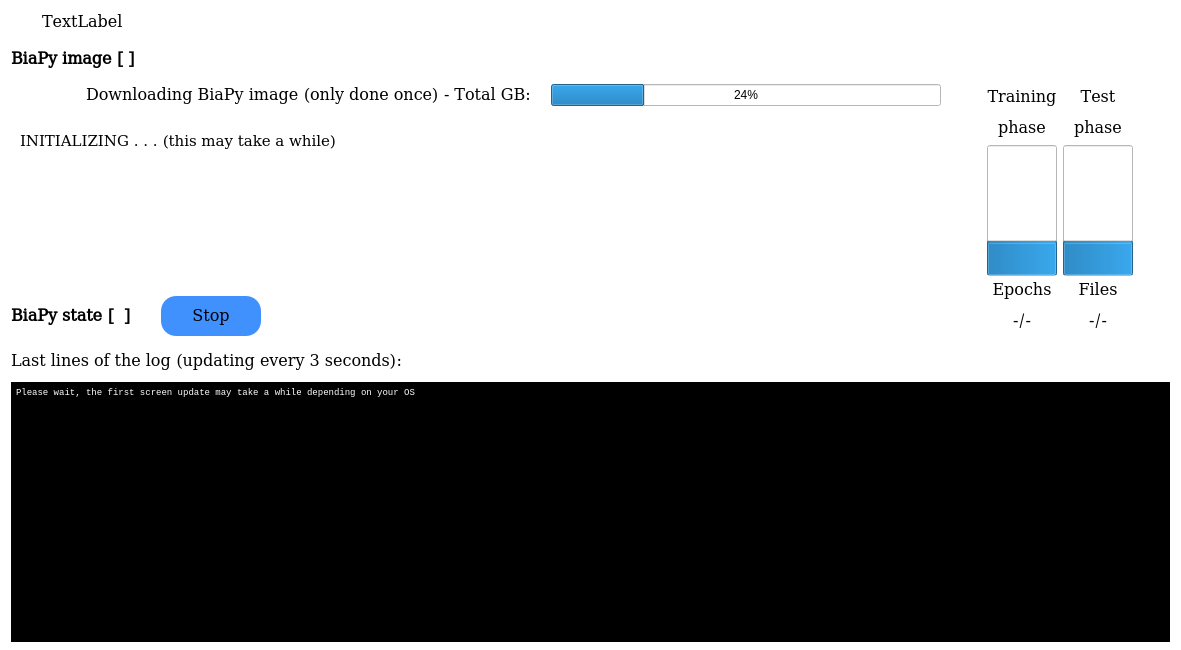
Before: the Qt Designer form ui/ui_run.ui in BiaPyX/BiaPy-GUI, drawn with Qt 5.
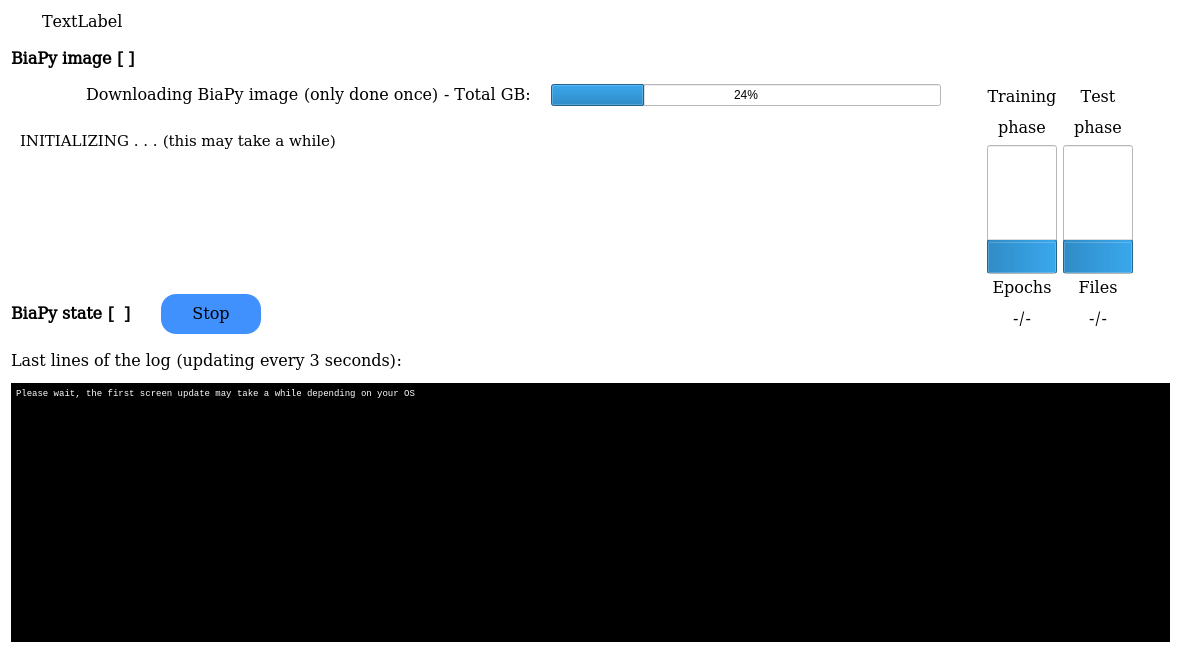
After: the same form once the commit is applied. Icons and pictures are not drawn.

Commit message: Readjust container download progress bar and use the terminal-kind label to output progress

Diff of the .ui file:
```diff
--- a/ui/ui_run.ui
+++ b/ui/ui_run.ui
@@ -435,9 +435,9 @@
                   <property name="geometry">
                    <rect>
                     <x>0</x>
-                    <y>-6</y>
-                    <width>925</width>
-                    <height>184</height>
+                    <y>0</y>
+                    <width>939</width>
+                    <height>158</height>
                    </rect>
                   </property>
                   <layout class="QVBoxLayout" name="verticalLayout_5">
@@ -767,6 +767,12 @@
          </item>
          <item>
           <widget class="QLabel" name="label">
+           <property name="minimumSize">
+            <size>
+             <width>0</width>
+             <height>20</height>
+            </size>
+           </property>
            <property name="font">
             <font>
              <family>DejaVu Math TeX Gyre</family>
```
Left out of the diff: 13 changed lines with no effect on the pictures. The commit also changes 4 other files.
